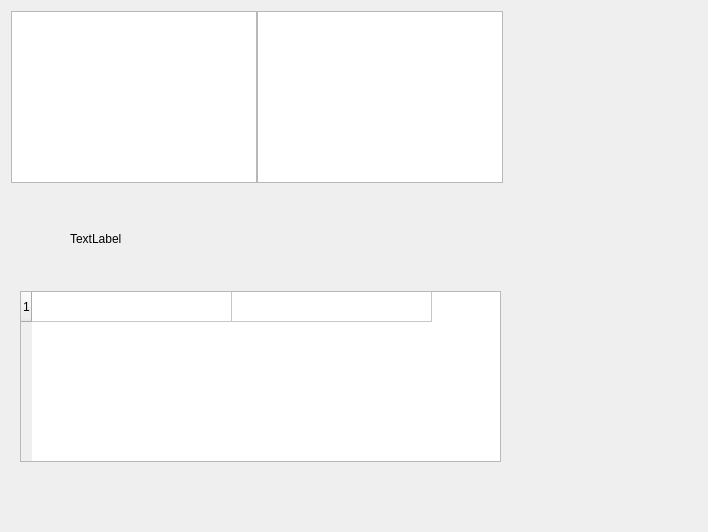
The window that QMedPlayer_test/dialog.ui (stambur/Mp3-player) describes before a commit, drawn with Qt 5.
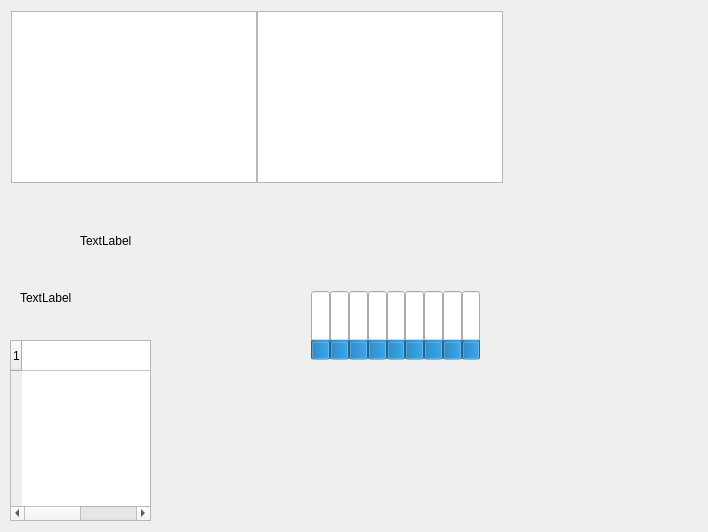
The same window after the commit.

Patch:
```diff
--- a/QMedPlayer_test/dialog.ui
+++ b/QMedPlayer_test/dialog.ui
@@ -13,34 +13,26 @@
   <property name="windowTitle">
    <string>Dialog</string>
   </property>
-  <widget class="QWidget" name="layoutWidget">
-   <property name="geometry">
-    <rect>
-     <x>0</x>
-     <y>0</y>
-     <width>514</width>
-     <height>194</height>
-    </rect>
-   </property>
-   <layout class="QHBoxLayout" name="horizontalLayout">
-    <property name="spacing">
-     <number>0</number>
-    </property>
-    <item>
-     <widget class="QListWidget" name="listWidget"/>
-    </item>
-    <item>
-     <widget class="QListWidget" name="listWidget_2"/>
-    </item>
-   </layout>
-  </widget>
-  <widget class="QTableWidget" name="tableWidget">
+  <widget class="QLabel" name="label">
    <property name="geometry">
     <rect>
      <x>20</x>
-     <y>291</y>
-     <width>481</width>
-     <height>171</height>
+     <y>290</y>
+     <width>59</width>
+     <height>16</height>
+    </rect>
+   </property>
+   <property name="text">
+    <string>TextLabel</string>
+   </property>
+  </widget>
+  <widget class="QTableWidget" name="tableWidget">
+   <property name="geometry">
+    <rect>
+     <x>10</x>
+     <y>340</y>
+     <width>141</width>
+     <height>181</height>
     </rect>
    </property>
    <property name="frameShape">
@@ -101,19 +93,199 @@
    <column/>
    <column/>
   </widget>
-  <widget class="QLabel" name="label">
+  <widget class="QWidget" name="layoutWidget">
    <property name="geometry">
     <rect>
-     <x>70</x>
-     <y>223</y>
-     <width>221</width>
-     <height>31</height>
+     <x>0</x>
+     <y>0</y>
+     <width>514</width>
+     <height>194</height>
+    </rect>
+   </property>
+   <layout class="QHBoxLayout" name="horizontalLayout">
+    <property name="spacing">
+     <number>0</number>
+    </property>
+    <item>
+     <widget class="QListWidget" name="listWidget"/>
+    </item>
+    <item>
+     <widget class="QListWidget" name="listWidget_2"/>
+    </item>
+   </layout>
+  </widget>
+  <widget class="QLabel" name="label_2">
+   <property name="geometry">
+    <rect>
+     <x>80</x>
+     <y>210</y>
+     <width>531</width>
+     <height>61</height>
     </rect>
    </property>
    <property name="text">
     <string>TextLabel</string>
    </property>
   </widget>
+  <widget class="QWidget" name="">
+   <property name="geometry">
+    <rect>
+     <x>300</x>
+     <y>280</y>
+     <width>191</width>
+     <height>91</height>
+    </rect>
+   </property>
+   <layout class="QHBoxLayout" name="horizontalLayout_2">
+    <property name="spacing">
+     <number>0</number>
+    </property>
+    <item>
+     <widget class="QProgressBar" name="progressBar">
+      <property name="layoutDirection">
+       <enum>Qt::LeftToRight</enum>
+      </property>
+      <property name="value">
+       <number>24</number>
+      </property>
+      <property name="textVisible">
+       <bool>false</bool>
+      </property>
+      <property name="orientation">
+       <enum>Qt::Vertical</enum>
+      </property>
+     </widget>
+    </item>
+    <item>
+     <widget class="QProgressBar" name="progressBar_2">
+      <property name="layoutDirection">
+       <enum>Qt::LeftToRight</enum>
+      </property>
+      <property name="value">
+       <number>24</number>
+      </property>
+      <property name="textVisible">
+       <bool>false</bool>
+      </property>
+      <property name="orientation">
+       <enum>Qt::Vertical</enum>
+      </property>
+     </widget>
+    </item>
+    <item>
+     <widget class="QProgressBar" name="progressBar_3">
+      <property name="layoutDirection">
+       <enum>Qt::LeftToRight</enum>
+      </property>
+      <property name="value">
+       <number>24</number>
+      </property>
+      <property name="textVisible">
+       <bool>false</bool>
+      </property>
+      <property name="orientation">
+       <enum>Qt::Vertical</enum>
+      </property>
+     </widget>
+    </item>
+    <item>
+     <widget class="QProgressBar" name="progressBar_4">
+      <property name="layoutDirection">
+       <enum>Qt::LeftToRight</enum>
+      </property>
+      <property name="value">
+       <number>24</number>
+      </property>
+      <property name="textVisible">
+       <bool>false</bool>
+      </property>
+      <property name="orientation">
+       <enum>Qt::Vertical</enum>
+      </property>
+     </widget>
+    </item>
+    <item>
+     <widget class="QProgressBar" name="progressBar_5">
+      <property name="layoutDirection">
+       <enum>Qt::LeftToRight</enum>
+      </property>
+      <property name="value">
+       <number>24</number>
+      </property>
+      <property name="textVisible">
+       <bool>false</bool>
+      </property>
+      <property name="orientation">
+       <enum>Qt::Vertical</enum>
+      </property>
+     </widget>
+    </item>
+    <item>
+     <widget class="QProgressBar" name="progressBar_6">
+      <property name="layoutDirection">
+       <enum>Qt::LeftToRight</enum>
+      </property>
+      <property name="value">
+       <number>24</number>
+      </property>
+      <property name="textVisible">
+       <bool>false</bool>
+      </property>
+      <property name="orientation">
+       <enum>Qt::Vertical</enum>
+      </property>
+     </widget>
+    </item>
+    <item>
+     <widget class="QProgressBar" name="progressBar_7">
+      <property name="layoutDirection">
+       <enum>Qt::LeftToRight</enum>
+      </property>
+      <property name="value">
+       <number>24</number>
+      </property>
+      <property name="textVisible">
+       <bool>false</bool>
+      </property>
+      <property name="orientation">
+       <enum>Qt::Vertical</enum>
+      </property>
+     </widget>
+    </item>
+    <item>
+     <widget class="QProgressBar" name="progressBar_8">
+      <property name="layoutDirection">
+       <enum>Qt::LeftToRight</enum>
+      </property>
+      <property name="value">
+       <number>24</number>
+      </property>
+      <property name="textVisible">
+       <bool>false</bool>
+      </property>
+      <property name="orientation">
+       <enum>Qt::Vertical</enum>
+      </property>
+     </widget>
+    </item>
+    <item>
+     <widget class="QProgressBar" name="progressBar_9">
+      <property name="layoutDirection">
+       <enum>Qt::LeftToRight</enum>
+      </property>
+      <property name="value">
+       <number>24</number>
+      </property>
+      <property name="textVisible">
+       <bool>false</bool>
+      </property>
+      <property name="orientation">
+       <enum>Qt::Vertical</enum>
+      </property>
+     </widget>
+    </item>
+   </layout>
+  </widget>
  </widget>
  <layoutdefault spacing="6" margin="11"/>
  <resources/>
```
